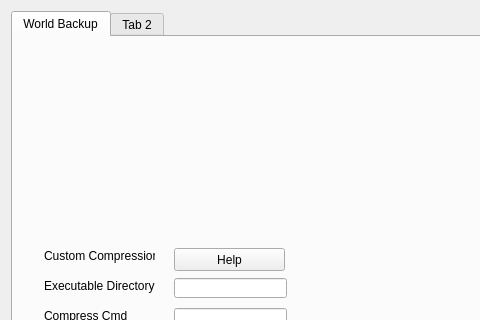
The window that mainwindow.ui (Astrognome/MCMx) describes before a commit, drawn with Qt 5; both pictures show x 0 to 480 and y 0 to 320 of the 800 by 600 pixel window.
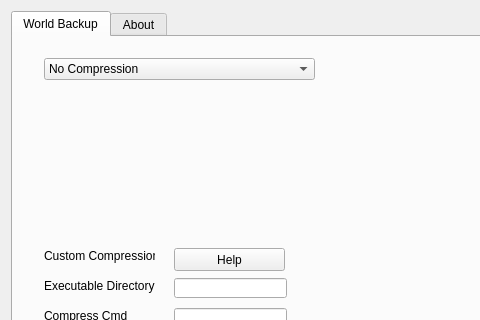
The same window after the commit. The open tabs and pages were chosen to show the change.

Commit message: Refining Custom Compression

Patch:
```diff
--- a/mainwindow.ui
+++ b/mainwindow.ui
@@ -271,6 +271,31 @@
              <string>Apply To World</string>
             </property>
            </widget>
+           <widget class="QComboBox" name="wb_storageMethodBox">
+            <property name="geometry">
+             <rect>
+              <x>20</x>
+              <y>10</y>
+              <width>271</width>
+              <height>22</height>
+             </rect>
+            </property>
+            <item>
+             <property name="text">
+              <string>No Compression</string>
+             </property>
+            </item>
+            <item>
+             <property name="text">
+              <string>Custom Compression</string>
+             </property>
+            </item>
+            <item>
+             <property name="text">
+              <string>Patching (Expiremental!)</string>
+             </property>
+            </item>
+           </widget>
           </widget>
          </widget>
         </item>
@@ -278,7 +303,7 @@
       </widget>
       <widget class="QWidget" name="ab_tab">
        <attribute name="title">
-        <string>Tab 2</string>
+        <string>About</string>
        </attribute>
        <layout class="QVBoxLayout" name="verticalLayout_4">
         <item>
```
Left out of the diff: 2 changed lines with no effect on the pictures. The commit also changes 2 other files.
